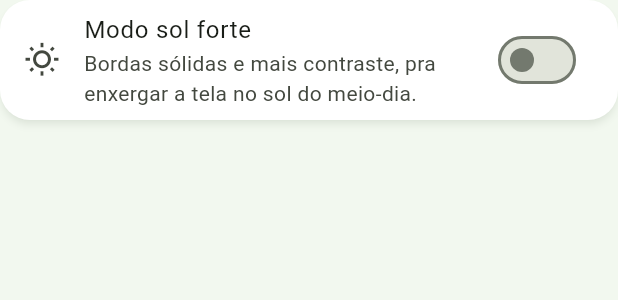
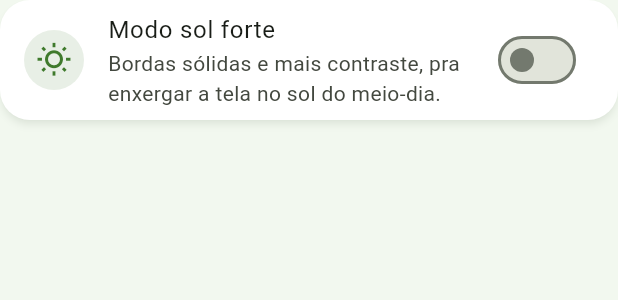
Before and after one commit to BDCACO/AgroHack, a Flutter app: the _ModoSolForte widget shown alone on an empty page, opened directly, on a phone screen of 412 x 824 dp. Shown: the top 300 px of the screen. Run offline on Flutter 3.47's test engine with Material 3 defaults, Android fonts, the phone set to English and light mode, and no system bars; our stand-ins replace fl_chart, shared_preferences; accounts and stored records are empty; network calls fail.

Commit message:
fix(mobile): fundo rosado do Material 3 vazando nas trocas de aba
canvasColor nunca tinha sido definido; o pacote animations (SharedAxisTransition,
usado em toda troca de aba) cai nele quando ninguém passa fillColor, mostrando o
cinza-rosado padrão do M3 em vez do fundo da marca. Alinhado com
scaffoldBackgroundColor.

De quebra: o card "Modo sol forte" ganhou o mesmo círculo de ícone dos cards
vizinhos (API, Banco de dados), que tinham e ele não.

```diff
--- a/mobile/lib/pages/sistema_page.dart
+++ b/mobile/lib/pages/sistema_page.dart
@@ -94,7 +94,11 @@ class _ModoSolForte extends StatelessWidget {
       valueListenable: notificador,
       builder: (context, ligado, _) => Card(
         child: SwitchListTile(
-          secondary: const Icon(Icons.wb_sunny_outlined),
+          secondary: CircleAvatar(
+            backgroundColor: fundoDoCirculo(context, Cores.campo600),
+            foregroundColor: corDoIcone(context, Cores.campo600),
+            child: const Icon(Icons.wb_sunny_outlined),
+          ),
           title: const Text('Modo sol forte'),
           subtitle: const Text(
             'Bordas sólidas e mais contraste, pra enxergar a tela no sol do '
```
Also changed, not shown: mobile/lib/core/tema.dart (+7 -1 lines).
